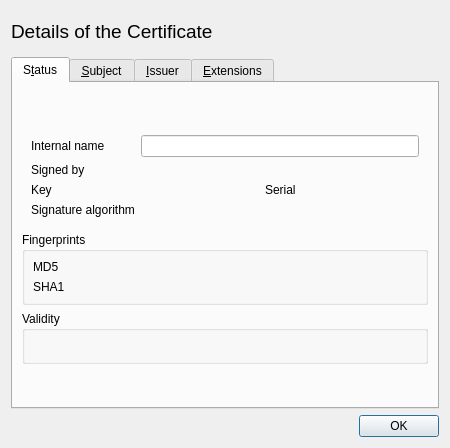
The window that ui/CertDetail.ui (chris2511/xca) describes before a commit, drawn with Qt 5.
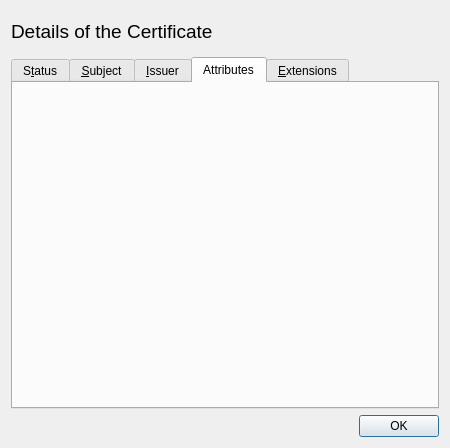
The same window after the commit. The open tabs and pages were chosen to show the change. Custom widgets are drawn as their Qt base class.

Commit message: merge cert details and request details

```diff
--- a/ui/CertDetail.ui
+++ b/ui/CertDetail.ui
@@ -203,7 +203,7 @@
           <item row="1" column="0">
            <widget class="QLabel" name="TextLabel4">
             <property name="text">
-             <string>Signed by</string>
+             <string>Signature</string>
             </property>
            </widget>
           </item>
@@ -346,6 +346,16 @@
        </item>
       </layout>
      </widget>
+     <widget class="QWidget" name="tab_2">
+      <attribute name="title">
+       <string>Attributes</string>
+      </attribute>
+      <layout class="QVBoxLayout" name="verticalLayout_3">
+       <item>
+        <widget class="QWidget" name="attributes" native="true"/>
+       </item>
+      </layout>
+     </widget>
      <widget class="QWidget" name="unnamed_2">
       <attribute name="title">
        <string>&amp;Extensions</string>
```
Left out of the diff: 12 changed lines with no effect on the pictures. The commit also changes 11 other files.
